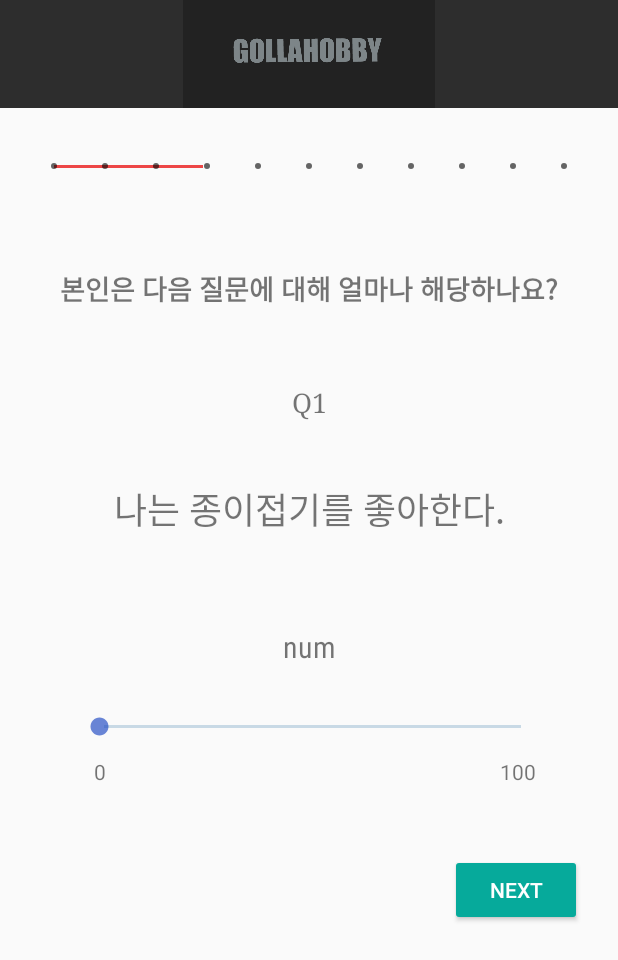
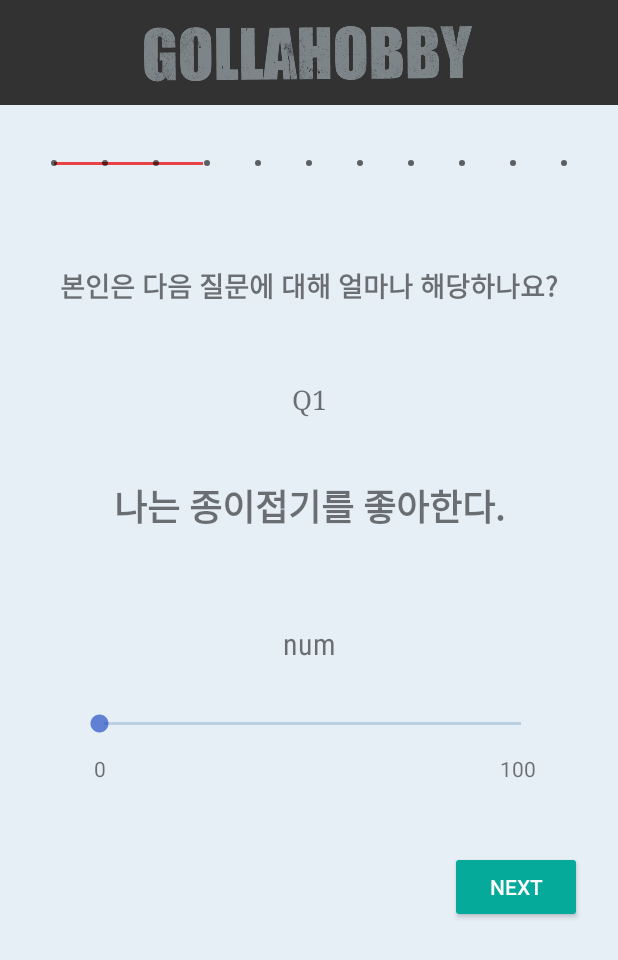
Before and after one commit to auddus16/GollaHobby, an Android app: the QuestionActivity screen opened directly, with no data from a screen before it, on a phone screen of 412 x 824 dp. Shown: the top 960 px of the screen. Run offline under Robolectric (Android 15) with nearby library versions, the phone set to English and light mode, and no system bars.

Commit message:
배경색바뀜

```diff
--- a/GollaHobby/app/src/main/java/com/example/myapplication/QuestionActivity.java
+++ b/GollaHobby/app/src/main/java/com/example/myapplication/QuestionActivity.java
@@ -5,7 +5,6 @@ import android.content.Intent;
 import android.os.Bundle;
 import android.view.View;
 import android.widget.Button;
-import android.widget.ImageView;
 import android.widget.SeekBar;
 import android.widget.TextView;
 
@@ -13,12 +12,11 @@ import androidx.appcompat.app.AppCompatActivity;
 
 public class QuestionActivity extends AppCompatActivity {
 
-    ImageView logoHome; //홈으로 돌아가는 로고
-    SeekBar sbprogress; //진행률 seekbar
+    SeekBar sbProgress; //진행률 seekbar
     TextView tvQues; //본인은 다음 질문에 대해 얼마나 해당하나요?
     TextView tvQNum; //Q1,,,
     TextView tvQ; //설문지내용
-    TextView tvsb; //seekbar에 해당하는 숫자
+    TextView tvSb; //seekbar에 해당하는 숫자
     SeekBar sb; //seekbar
     TextView tv0; //seekbar값 0표시
     TextView tv100; //seekbar값 100표시
@@ -29,12 +27,11 @@ public class QuestionActivity extends AppCompatActivity {
         super.onCreate(savedInstanceState);
         setContentView(R.layout.activity_question);
 
-        logoHome=findViewById(R.id.imageView1);
-        sbprogress=findViewById(R.id.seekBar2);
-        tvQues=findViewById(R.id.textView1);
-        tvQNum=findViewById(R.id.textView2);
-        tvQ=findViewById(R.id.textView3);
-        tvsb=findViewById(R.id.textView4);
+        sbProgress=findViewById(R.id.sbProgress);
+        tvQues=findViewById(R.id.tvQues);
+        tvQNum=findViewById(R.id.tvQNum);
+        tvQ=findViewById(R.id.tvQ);
+        tvSb=findViewById(R.id.tvSb);
         sb=findViewById(R.id.seekBar);
         tv0=findViewById(R.id.textView5);
         tv100=findViewById(R.id.textView6);
--- a/GollaHobby/app/src/main/java/com/example/myapplication/SmallHobbyAcitivty.java
+++ b/GollaHobby/app/src/main/java/com/example/myapplication/SmallHobbyAcitivty.java
@@ -23,7 +23,7 @@ public class SmallHobbyAcitivty extends AppCompatActivity {
         setContentView(R.layout.activity_smallhobby);
 
         logoHome=findViewById(R.id.imageView2);
-        tvTitle=findViewById(R.id.textView4);
+        tvTitle=findViewById(R.id.tvSb);
         ivHobby=findViewById(R.id.imageView3);
         tvHobby=findViewById(R.id.textView5);
         btnBack=findViewById(R.id.button2);
--- a/GollaHobby/app/src/main/res/layout/activity_login.xml
+++ b/GollaHobby/app/src/main/res/layout/activity_login.xml
@@ -43,7 +43,7 @@
         android:orientation="horizontal">
 
         <TextView
-            android:id="@+id/textView2"
+            android:id="@+id/tvQNum"
             android:layout_width="212dp"
             android:layout_height="wrap_content"
             android:layout_marginLeft="30dp"
@@ -87,7 +87,7 @@
         android:orientation="horizontal">
 
         <TextView
-            android:id="@+id/textView3"
+            android:id="@+id/tvQ"
             android:layout_width="209dp"
             android:layout_height="wrap_content"
             android:layout_marginLeft="30dp"
--- a/GollaHobby/app/src/main/res/layout/activity_question.xml
+++ b/GollaHobby/app/src/main/res/layout/activity_question.xml
@@ -1,20 +1,19 @@
 <?xml version="1.0" encoding="utf-8"?>
 <LinearLayout xmlns:android="http://schemas.android.com/apk/res/android"
     xmlns:app="http://schemas.android.com/apk/res-auto"
-    android:orientation="vertical"
     android:layout_width="match_parent"
-    android:layout_height="match_parent">
+    android:layout_height="match_parent"
+    android:background="#3397BCE4"
+    android:orientation="vertical">
 
-    <ImageView
-        android:id="@+id/imageView1"
+    <include
+        layout="@layout/toolbar"
         android:layout_width="match_parent"
-        android:layout_height="72dp"
-        android:layout_gravity="left"
-        android:background="#D1000000"
-        app:srcCompat="@drawable/home3" />
+        android:layout_height="wrap_content"
+        android:background="#3397BC24" />
 
     <SeekBar
-        android:id="@+id/seekBar2"
+        android:id="@+id/sbProgress"
         style="@style/Widget.AppCompat.SeekBar.Discrete"
         android:layout_width="match_parent"
         android:layout_height="wrap_content"
@@ -28,7 +27,7 @@
         android:thumbTint="#00F71717" />
 
     <TextView
-        android:id="@+id/textView1"
+        android:id="@+id/tvQues"
         android:layout_width="match_parent"
         android:layout_height="85dp"
         android:layout_marginTop="30dp"
@@ -46,7 +45,7 @@
         app:layout_constraintTop_toTopOf="parent" />
 
     <TextView
-        android:id="@+id/textView2"
+        android:id="@+id/tvQNum"
         android:layout_width="match_parent"
         android:layout_height="35dp"
         android:layout_marginTop="15dp"
@@ -56,7 +55,7 @@
         android:textSize="18sp" />
 
     <TextView
-        android:id="@+id/textView3"
+        android:id="@+id/tvQ"
         android:layout_width="match_parent"
         android:layout_height="wrap_content"
         android:layout_marginTop="35dp"
@@ -65,10 +64,10 @@
         android:gravity="center"
         android:text="나는 종이접기를 좋아한다."
         android:textSize="24sp"
-        android:textStyle="normal" />
+        android:textStyle="bold" />
 
     <TextView
-        android:id="@+id/textView4"
+        android:id="@+id/tvSb"
         android:layout_width="match_parent"
         android:layout_height="wrap_content"
         android:layout_marginTop="60dp"
--- a/GollaHobby/app/src/main/res/layout/activity_smallhobby.xml
+++ b/GollaHobby/app/src/main/res/layout/activity_smallhobby.xml
@@ -4,7 +4,7 @@
     xmlns:tools="http://schemas.android.com/tools"
     android:layout_width="match_parent"
     android:layout_height="match_parent"
-    android:background="#A0CACF"
+    android:background="#3397BCE4"
     android:orientation="vertical"
     tools:context=".SmallHobbyAcitivty">
 
@@ -16,7 +16,7 @@
         app:srcCompat="@drawable/home3" />
 
     <TextView
-        android:id="@+id/textView4"
+        android:id="@+id/tvSb"
         android:layout_width="match_parent"
         android:layout_height="wrap_content"
         android:layout_marginTop="45dp"
--- a/GollaHobby/app/src/main/res/layout/num7_1.xml
+++ b/GollaHobby/app/src/main/res/layout/num7_1.xml
@@ -50,7 +50,7 @@
             android:orientation="vertical">
 
             <TextView
-                android:id="@+id/textView4"
+                android:id="@+id/tvSb"
                 android:layout_width="match_parent"
                 android:layout_height="wrap_content"
                 android:text="꽃꽂이"
@@ -86,7 +86,7 @@
             android:orientation="vertical">
 
             <TextView
-                android:id="@+id/textView3"
+                android:id="@+id/tvQ"
                 android:layout_width="match_parent"
                 android:layout_height="wrap_content"
                 android:text="꽃꽂이"
--- a/GollaHobby/app/src/main/res/layout/num7_2.xml
+++ b/GollaHobby/app/src/main/res/layout/num7_2.xml
@@ -50,7 +50,7 @@
             android:orientation="vertical">
 
             <TextView
-                android:id="@+id/textView4"
+                android:id="@+id/tvSb"
                 android:layout_width="match_parent"
                 android:layout_height="wrap_content"
                 android:text="십자수"
@@ -86,7 +86,7 @@
             android:orientation="vertical">
 
             <TextView
-                android:id="@+id/textView3"
+                android:id="@+id/tvQ"
                 android:layout_width="match_parent"
                 android:layout_height="wrap_content"
                 android:text="일러스트"
--- a/GollaHobby/app/src/main/res/layout/num7_3.xml
+++ b/GollaHobby/app/src/main/res/layout/num7_3.xml
@@ -50,7 +50,7 @@
             android:orientation="vertical">
 
             <TextView
-                android:id="@+id/textView4"
+                android:id="@+id/tvSb"
                 android:layout_width="match_parent"
                 android:layout_height="wrap_content"
                 android:text="꽃꽂이"
@@ -86,7 +86,7 @@
             android:orientation="vertical">
 
             <TextView
-                android:id="@+id/textView3"
+                android:id="@+id/tvQ"
                 android:layout_width="match_parent"
                 android:layout_height="wrap_content"
                 android:text="꽃꽂이"
--- a/GollaHobby/app/src/main/res/layout/num7_4.xml
+++ b/GollaHobby/app/src/main/res/layout/num7_4.xml
@@ -50,7 +50,7 @@
             android:orientation="vertical">
 
             <TextView
-                android:id="@+id/textView4"
+                android:id="@+id/tvSb"
                 android:layout_width="match_parent"
                 android:layout_height="wrap_content"
                 android:text="꽃꽂이"
@@ -86,7 +86,7 @@
             android:orientation="vertical">
 
             <TextView
-                android:id="@+id/textView3"
+                android:id="@+id/tvQ"
                 android:layout_width="match_parent"
                 android:layout_height="wrap_content"
                 android:text="꽃꽂이"
--- a/GollaHobby/app/src/main/res/layout/num7_5.xml
+++ b/GollaHobby/app/src/main/res/layout/num7_5.xml
@@ -50,7 +50,7 @@
             android:orientation="vertical">
 
             <TextView
-                android:id="@+id/textView4"
+                android:id="@+id/tvSb"
                 android:layout_width="match_parent"
                 android:layout_height="wrap_content"
                 android:text="꽃꽂이"
@@ -86,7 +86,7 @@
             android:orientation="vertical">
 
             <TextView
-                android:id="@+id/textView3"
+                android:id="@+id/tvQ"
                 android:layout_width="match_parent"
                 android:layout_height="wrap_content"
                 android:text="꽃꽂이"
```
